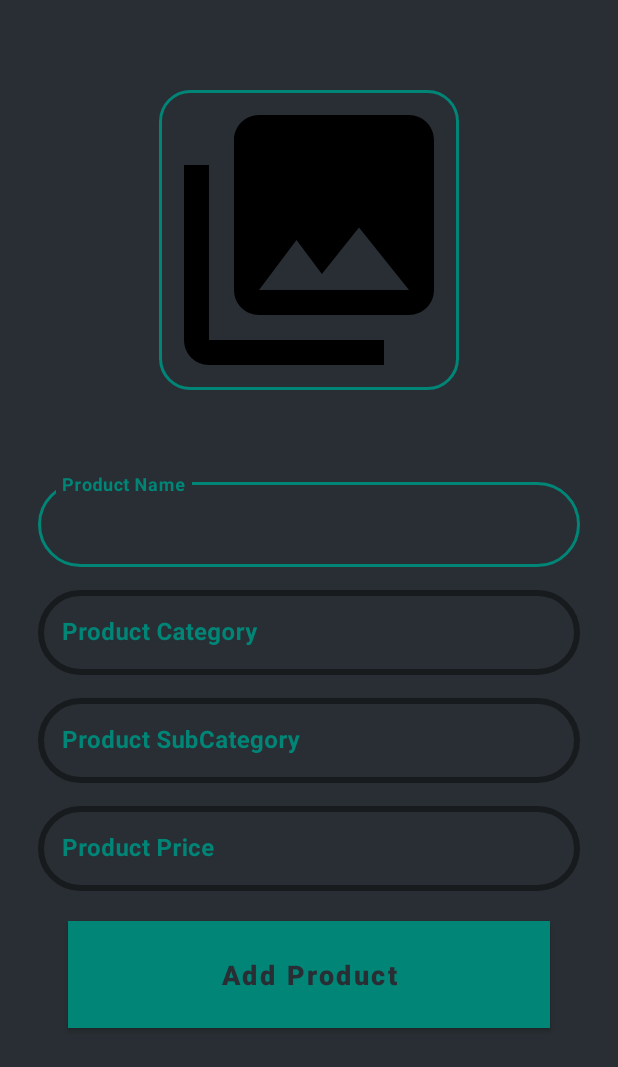
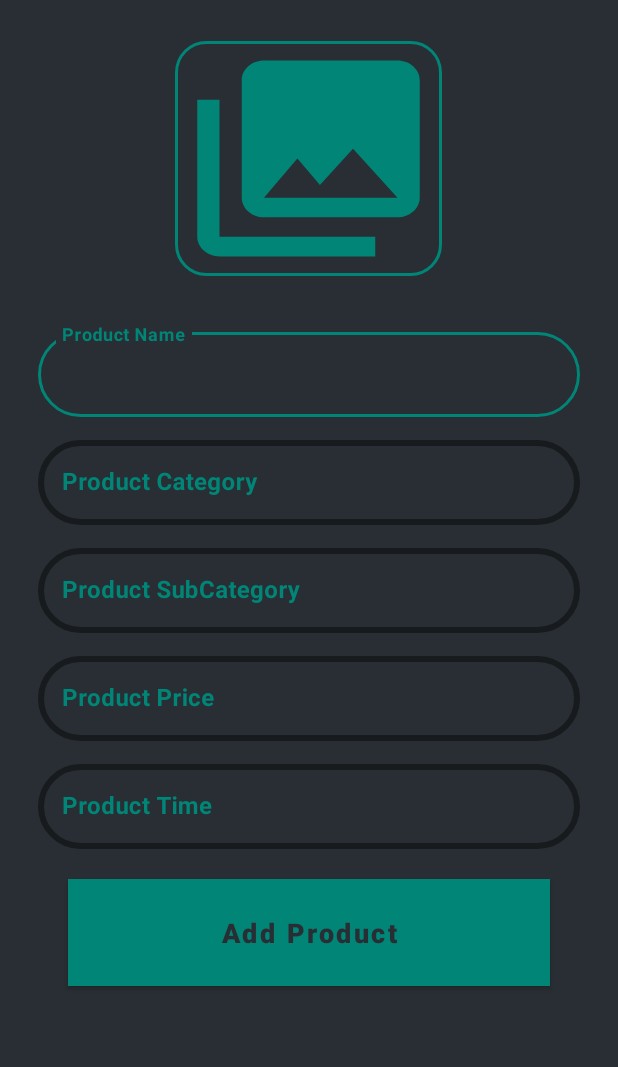
Before and after one commit to nikitafedorov008/RentPlace, an Android app: the AdminAddNewProductActivity screen opened directly, with no data from a screen before it, on a phone screen of 412 x 824 dp. Shown: the top 1067 px of the screen. Run offline under Robolectric (Android 15) with nearby library versions, the phone set to English and light mode, and no system bars; our stand-ins replace Firebase (no records; nobody signed in at launch, a user with empty details on screens opened directly); libraries missing offline, so code that uses them is left out: io.paperdb; 1 statement that could not run was skipped.

Commit message:
ProductTime added, next commit will-be material design details page and categories

```diff
--- a/app/src/main/java/com/polka/rentplace/AdminAddNewProductActivity.java
+++ b/app/src/main/java/com/polka/rentplace/AdminAddNewProductActivity.java
@@ -49,10 +49,10 @@ import io.paperdb.Paper;
 
 public class AdminAddNewProductActivity extends AppCompatActivity {
 
-    private String CategoryName, Description, Price, Pname, saveCurrentDate, saveCurrentTime;
+    private String CategoryName, Description, Price, Ptime, Pname, saveCurrentDate, saveCurrentTime;
     private MaterialButton AddNewProductButton;
     private ImageView InputProductImage,bg;
-    private TextInputEditText InputProductName, InputProductCategory, InputProductSubCategory, InputProductPrice;
+    private TextInputEditText InputProductName, InputProductCategory, InputProductSubCategory, InputProductPrice, InputProductTime;
     private TextInputLayout inputLayout;
     private static final int GalleryPick = 1;
     private Uri ImageUri;
@@ -84,6 +84,7 @@ public class AdminAddNewProductActivity extends AppCompatActivity {
         inputLayout =  findViewById(R.id.product_name_in);
         InputProductSubCategory =  findViewById(R.id.product_subcategory_ed);
         InputProductPrice = findViewById(R.id.product_price_ed);
+        InputProductTime = findViewById(R.id.product_time_ed);
         loadingBar = new ProgressDialog(this);
 
 
@@ -161,6 +162,7 @@ public class AdminAddNewProductActivity extends AppCompatActivity {
     private void ValidateProductData(){
         Description = InputProductSubCategory.getText().toString();
         Price = InputProductPrice.getText().toString();
+        Ptime = InputProductTime.getText().toString();
         Pname = InputProductName.getText().toString();
 
 
@@ -171,6 +173,8 @@ public class AdminAddNewProductActivity extends AppCompatActivity {
             Toast.makeText(this, "Please write product Description", Toast.LENGTH_SHORT).show();
         }else if (TextUtils.isEmpty(Price)){
             Toast.makeText(this, "Please write product Price", Toast.LENGTH_SHORT).show();
+        }else if (TextUtils.isEmpty(Ptime)){
+            Toast.makeText(this, "Please write product Time", Toast.LENGTH_SHORT).show();
         }else if (TextUtils.isEmpty(Pname)){
             Toast.makeText(this, "Please write product Name", Toast.LENGTH_SHORT).show();
         }else{
@@ -287,6 +291,7 @@ public class AdminAddNewProductActivity extends AppCompatActivity {
                                 productMap.put("image", downloadImageUrl);
                                 productMap.put("category", CategoryName);
                                 productMap.put("price", Price);
+                                productMap.put("ptime", Ptime);
                                 productMap.put("pname", Pname);
                                 productMap.put("phone", phone);
                                 productMap.put("password", password);
--- a/app/src/main/java/com/polka/rentplace/LoginActivity.java
+++ b/app/src/main/java/com/polka/rentplace/LoginActivity.java
@@ -83,11 +83,11 @@ public class LoginActivity extends AppCompatActivity {
 
         if (TextUtils.isEmpty(phone))
         {
-            Toast.makeText(this, "Please write your phone number...", Toast.LENGTH_SHORT).show();
+            Toasty.error(this, "Please write your phone number...", Toast.LENGTH_SHORT).show();
         }
         else if (TextUtils.isEmpty(password))
         {
-            Toast.makeText(this, "Please write your password...", Toast.LENGTH_SHORT).show();
+            Toasty.error(this, "Please write your password...", Toast.LENGTH_SHORT).show();
         }
         else
         {
--- a/app/src/main/java/com/polka/rentplace/ProductDetailsActivity.java
+++ b/app/src/main/java/com/polka/rentplace/ProductDetailsActivity.java
@@ -34,7 +34,7 @@ public class ProductDetailsActivity extends AppCompatActivity {
     private ImageView productImage;
     private ElegantNumberButton numberButton;
     private Uri filePath;
-    private TextView productPrice, productDescription, productName;
+    private TextView productPrice,productTime, productDescription, productName;
     private String productID = "", state = "Nonormal", p2;
 
     @Override
@@ -49,6 +49,7 @@ public class ProductDetailsActivity extends AppCompatActivity {
         numberButton = (ElegantNumberButton) findViewById(R.id.number_btn);
         productImage = (ImageView) findViewById(R.id.product_image_details);
         productPrice = (TextView) findViewById(R.id.product_price_details);
+        productTime = (TextView) findViewById(R.id.product_time_details);
         productDescription = (TextView) findViewById(R.id.product_description_details);
         productName = (TextView) findViewById(R.id.product_name_details);
 
@@ -95,6 +96,7 @@ public class ProductDetailsActivity extends AppCompatActivity {
         cartMap.put("pid", productID);
         cartMap.put("pname", productName.getText().toString());
         cartMap.put("price", productPrice.getText().toString());
+        cartMap.put("ptime", productTime.getText().toString());
         cartMap.put("date", saveCurrentDate);
         cartMap.put("time", saveCurrentTime);
         cartMap.put("quantity", numberButton.getNumber());
@@ -140,6 +142,7 @@ public class ProductDetailsActivity extends AppCompatActivity {
                     Products products = dataSnapshot.getValue(Products.class);
                     productName.setText(products.getPname());
                     productPrice.setText(products.getPrice());
+                    productTime.setText(products.getPtime());
                     productDescription.setText(products.getDescription());
                     p2 = products.getPhone();
                     Picasso.get().load(products.getImage()).into(productImage);
--- a/app/src/main/java/com/polka/rentplace/viewHolder/ProductViewHolder.java
+++ b/app/src/main/java/com/polka/rentplace/viewHolder/ProductViewHolder.java
@@ -11,7 +11,7 @@ import com.polka.rentplace.R;
 
 public class ProductViewHolder extends RecyclerView.ViewHolder implements View.OnClickListener {
 
-    public TextView txtProductName, txtProductDescription, txtProductPrice;
+    public TextView txtProductName, txtProductDescription, txtProductPrice, txtProductTime;
     public ImageView imageView;
     public ItemClickListerner listener;
 
@@ -22,6 +22,7 @@ public class ProductViewHolder extends RecyclerView.ViewHolder implements View.O
         txtProductName = (TextView) itemView.findViewById(R.id.product_name);
         txtProductDescription = (TextView) itemView.findViewById(R.id.product_description);
         txtProductPrice = (TextView) itemView.findViewById(R.id.product_price);
+        txtProductTime = (TextView) itemView.findViewById(R.id.product_time);
     }
 
     public void setItemClickListerner(ItemClickListerner listerner){
--- a/app/src/main/res/anim/animation_fade_in.xml
+++ b/app/src/main/res/anim/animation_fade_in.xml
@@ -1,7 +1,7 @@
 <set xmlns:android="http://schemas.android.com/apk/res/android"
     android:fillAfter="true">
     <alpha
-        android:duration="3000"
+        android:duration="100"
         android:fromAlpha="0.0"
         android:toAlpha="1.0" />
 </set>
--- a/app/src/main/res/drawable/ic_collections.xml
+++ b/app/src/main/res/drawable/ic_collections.xml
@@ -1,4 +1,4 @@
 <vector android:height="100dp" android:viewportHeight="24.0"
     android:viewportWidth="24.0" android:width="100dp" xmlns:android="http://schemas.android.com/apk/res/android">
-    <path android:fillColor="#FF000000" android:pathData="M22,16L22,4c0,-1.1 -0.9,-2 -2,-2L8,2c-1.1,0 -2,0.9 -2,2v12c0,1.1 0.9,2 2,2h12c1.1,0 2,-0.9 2,-2zM11,12l2.03,2.71L16,11l4,5L8,16l3,-4zM2,6v14c0,1.1 0.9,2 2,2h14v-2L4,20L4,6L2,6z"/>
+    <path android:fillColor="@color/colorPrimary" android:pathData="M22,16L22,4c0,-1.1 -0.9,-2 -2,-2L8,2c-1.1,0 -2,0.9 -2,2v12c0,1.1 0.9,2 2,2h12c1.1,0 2,-0.9 2,-2zM11,12l2.03,2.71L16,11l4,5L8,16l3,-4zM2,6v14c0,1.1 0.9,2 2,2h14v-2L4,20L4,6L2,6z"/>
 </vector>
--- a/app/src/main/res/layout/activity_admin_add_new_product.xml
+++ b/app/src/main/res/layout/activity_admin_add_new_product.xml
@@ -14,27 +14,33 @@
 
         <ImageView
             android:id="@+id/select_product_image"
-            android:layout_width="match_parent"
-            android:layout_height="300dp"
+            android:layout_width="200dp"
+            android:layout_height="200dp"
+            android:layout_alignParentStart="true"
+            android:layout_alignParentTop="true"
+            android:layout_alignParentEnd="true"
+            android:layout_marginStart="107dp"
+            android:layout_marginTop="0dp"
+            android:layout_marginEnd="104dp"
+            android:cropToPadding="false"
             android:elevation="8dp"
-            android:layout_centerHorizontal="true"
-            android:cropToPadding="false"
             android:scaleType="centerCrop"
             android:visibility="invisible" />
 
 
         <ImageView
             android:id="@+id/bg"
-            android:layout_width="200dp"
-            android:layout_height="200dp"
+            android:layout_width="178dp"
+            android:layout_height="173dp"
+            android:layout_above="@+id/product_name_in"
+            android:layout_alignTop="@+id/select_product_image"
+            android:layout_centerHorizontal="true"
+            android:layout_marginTop="27dp"
+            android:layout_marginBottom="16dp"
+            android:background="@drawable/ic_collections"
             android:cropToPadding="false"
             android:scaleType="center"
-            android:background="@drawable/ic_collections"
-            android:src="@drawable/corners"
-            android:layout_centerHorizontal="true"
-            android:layout_marginBottom="40dp"
-            android:layout_marginTop="50dp"
-            android:layout_above="@+id/product_name_in"/>
+            android:src="@drawable/corners" />
 
         <com.google.android.material.textfield.TextInputLayout
             android:id="@+id/product_name_in"
@@ -154,12 +160,40 @@
                 android:textStyle="bold" />
         </com.google.android.material.textfield.TextInputLayout>
 
+        <com.google.android.material.textfield.TextInputLayout
+            android:id="@+id/product_ptime_in"
+            android:layout_marginTop="10dp"
+            android:layout_marginHorizontal="25dp"
+            android:layout_below="@+id/product_price_in"
+            style="@style/Widget.MaterialComponents.TextInputLayout.OutlinedBox"
+            android:layout_width="match_parent"
+            android:layout_height="wrap_content"
+            app:boxStrokeWidth="4dp"
+            app:boxCornerRadiusTopStart="30dp"
+            app:boxCornerRadiusTopEnd="30dp"
+            app:boxCornerRadiusBottomStart="30dp"
+            app:boxCornerRadiusBottomEnd="30dp"
+            android:textColorHint="@color/colorPrimary"
+            app:boxStrokeColor="@color/colorPrimary"
+            android:outlineSpotShadowColor="@color/colorPrimary"
+            android:outlineAmbientShadowColor="@color/colorPrimary">
+
+            <com.google.android.material.textfield.TextInputEditText
+                android:id="@+id/product_time_ed"
+                android:layout_width="match_parent"
+                android:layout_height="wrap_content"
+                android:inputType="number"
+                android:textColor="@color/colorPrimary"
+                android:outlineSpotShadowColor="@color/colorPrimary"
+                android:hint="Product Time"
+                android:textStyle="bold" />
+        </com.google.android.material.textfield.TextInputLayout>
 
         <com.google.android.material.button.MaterialButton
             android:id="@+id/add_new_product"
             android:layout_width="match_parent"
             android:layout_height="wrap_content"
-            android:layout_below="@+id/product_price_in"
+            android:layout_below="@+id/product_ptime_in"
             android:layout_marginHorizontal="45dp"
             android:layout_marginTop="20dp"
             android:background="@color/colorPrimary"
--- a/app/src/main/res/layout/activity_admin_category.xml
+++ b/app/src/main/res/layout/activity_admin_category.xml
@@ -169,6 +169,7 @@
         android:textStyle="bold"
         android:layout_marginBottom="15dp"
         android:layout_marginTop="2dp"
-        android:textAllCaps="false"/>
+        android:textAllCaps="false"
+        android:visibility="invisible"/>
 
 </RelativeLayout>
--- a/build.gradle
+++ b/build.gradle
@@ -7,7 +7,7 @@ buildscript {
         maven { url "https://jitpack.io" }
     }
     dependencies {
-        classpath 'com.android.tools.build:gradle:3.3.0'
+        classpath 'com.android.tools.build:gradle:3.3.2'
         classpath 'com.google.gms:google-services:4.0.1'
         classpath 'com.github.dcendents:android-maven-gradle-plugin:1.4.1'
 
```
Also changed, not shown: app/src/main/java/com/polka/rentplace/HomeActivity.java (+7 -2 lines), app/src/main/java/com/polka/rentplace/MainActivity.java (+4 -3 lines), app/src/main/java/com/polka/rentplace/model/Cart.java (+11 -2 lines), app/src/main/java/com/polka/rentplace/model/Products.java (+11 -2 lines), app/src/main/res/layout/activity_product_details.xml (+27 -13 lines), app/src/main/res/layout/product_items_layout.xml (+14 -1 lines).
